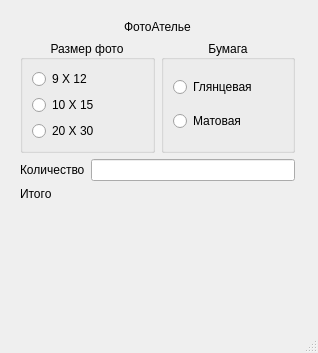
This is laba_4/mainwindow.ui in Paracelzis/QtProjects as Qt 5 draws it before an edit. The edited form follows.
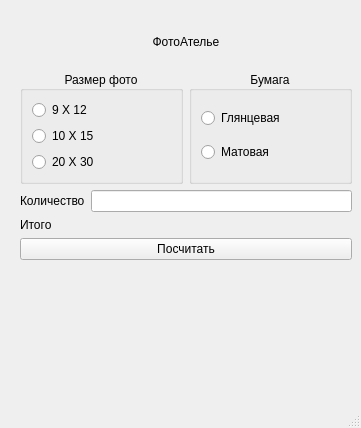
This is the edited form.

Patch:
```diff
--- a/laba_4/mainwindow.ui
+++ b/laba_4/mainwindow.ui
@@ -6,14 +6,14 @@
    <rect>
     <x>0</x>
     <y>0</y>
-    <width>318</width>
-    <height>353</height>
+    <width>361</width>
+    <height>428</height>
    </rect>
   </property>
   <property name="minimumSize">
    <size>
-    <width>318</width>
-    <height>353</height>
+    <width>361</width>
+    <height>428</height>
    </size>
   </property>
   <property name="windowTitle">
@@ -30,10 +30,12 @@
      <rect>
       <x>20</x>
       <y>20</y>
-      <width>275</width>
-      <height>250</height>
+      <width>332</width>
+      <height>334</height>
      </rect>
     </property>
+    <layout class="QVBoxLayout" name="verticalLayout">
+     <item>
     <layout class="QGridLayout" name="gridLayout_5">
      <item row="0" column="0">
       <layout class="QGridLayout" name="gridLayout_4">
@@ -135,6 +137,15 @@
          </property>
         </widget>
        </item>
+         <item row="2" column="0" colspan="2">
+          <widget class="QPushButton" name="pushButton_result">
+           <property name="text">
+            <string>Посчитать</string>
+           </property>
+          </widget>
+         </item>
+        </layout>
+       </item>
       </layout>
      </item>
     </layout>
```
Left out of the diff: 4 changed lines with no effect on the pictures. Lines whose indentation alone changed are shown as unchanged.
